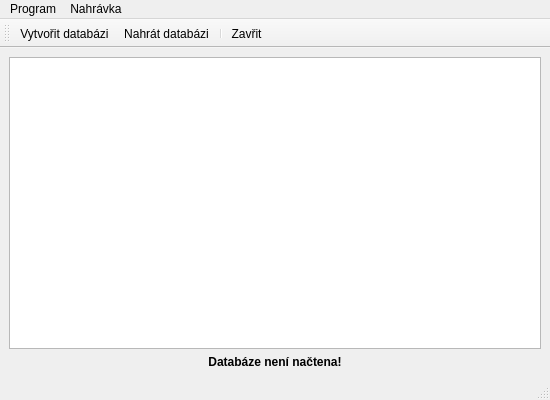
Lolcoman/CD_records, file mainwindow.ui: the form before one commit.
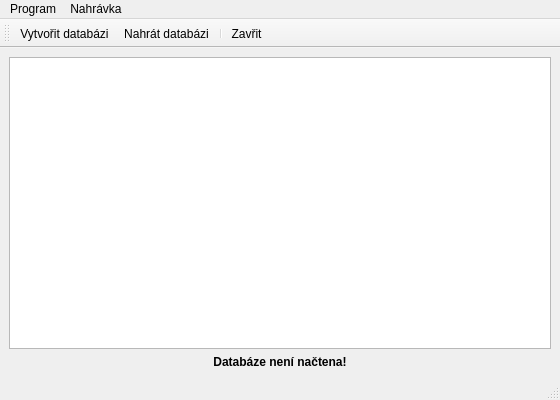
The form after the commit. Icons and pictures are not drawn.

```diff
--- a/mainwindow.ui
+++ b/mainwindow.ui
@@ -6,7 +6,7 @@
    <rect>
     <x>0</x>
     <y>0</y>
-    <width>550</width>
+    <width>560</width>
     <height>400</height>
    </rect>
   </property>
@@ -88,7 +88,7 @@
     <rect>
      <x>0</x>
      <y>0</y>
-     <width>550</width>
+     <width>560</width>
      <height>22</height>
     </rect>
    </property>
```
